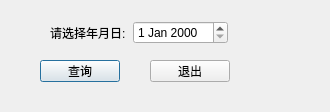
Above: dayincomequery_dialog.ui from mengxing2017/RMS before the change. Below: the same form after it.
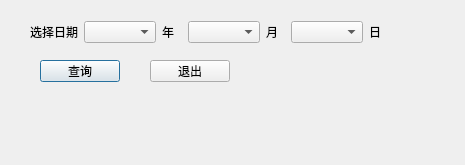
That is the form after the change.

Patch:
```diff
--- a/dayincomequery_dialog.ui
+++ b/dayincomequery_dialog.ui
@@ -6,8 +6,8 @@
    <rect>
     <x>0</x>
     <y>0</y>
-    <width>330</width>
-    <height>112</height>
+    <width>465</width>
+    <height>165</height>
    </rect>
   </property>
   <property name="windowTitle">
@@ -42,22 +42,49 @@
   <widget class="QWidget" name="">
    <property name="geometry">
     <rect>
-     <x>50</x>
+     <x>30</x>
      <y>20</y>
-     <width>178</width>
-     <height>25</height>
+     <width>359</width>
+     <height>24</height>
     </rect>
    </property>
    <layout class="QHBoxLayout" name="horizontalLayout">
     <item>
      <widget class="QLabel" name="label">
       <property name="text">
-       <string>请选择年月日:</string>
+       <string>选择日期</string>
       </property>
      </widget>
     </item>
     <item>
-     <widget class="QDateEdit" name="dateEdit"/>
+     <widget class="QComboBox" name="year_comboBox"/>
+    </item>
+    <item>
+     <widget class="QLabel" name="label_2">
+      <property name="text">
+       <string>年</string>
+      </property>
+     </widget>
+    </item>
+    <item>
+     <widget class="QComboBox" name="month_comboBox"/>
+    </item>
+    <item>
+     <widget class="QLabel" name="label_3">
+      <property name="text">
+       <string>月</string>
+      </property>
+     </widget>
+    </item>
+    <item>
+     <widget class="QComboBox" name="day_comboBox"/>
+    </item>
+    <item>
+     <widget class="QLabel" name="label_4">
+      <property name="text">
+       <string>日</string>
+      </property>
+     </widget>
     </item>
    </layout>
   </widget>
```
